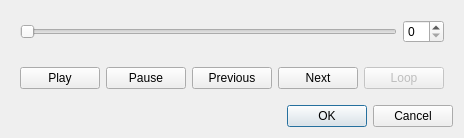
Before: the Qt Designer form resources/ui/replay_trajectory_dialog.ui in galou/freecad.cross, drawn with Qt 5.
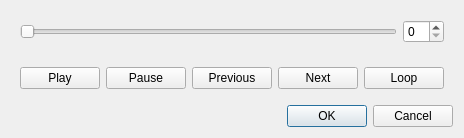
After: the same form once the commit is applied. Icons and pictures are not drawn.

```diff
--- a/resources/ui/replay_trajectory_dialog.ui
+++ b/resources/ui/replay_trajectory_dialog.ui
@@ -96,7 +96,7 @@
       <item>
        <widget class="QPushButton" name="loop_button">
         <property name="enabled">
-         <bool>false</bool>
+         <bool>true</bool>
         </property>
         <property name="text">
          <string>Loop</string>
```
